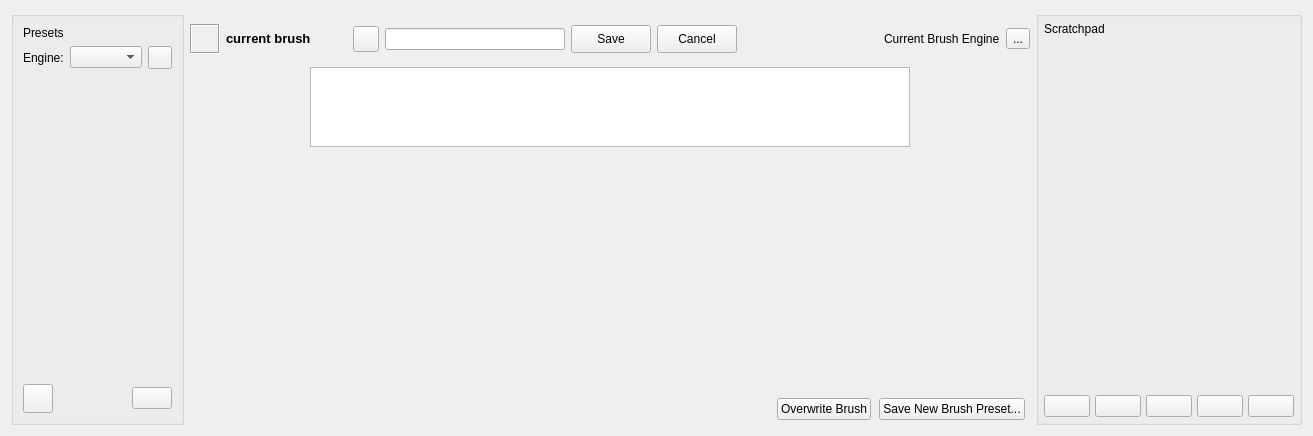
Before: the Qt Designer form libs/ui/forms/wdgpaintopsettings.ui in KDE/krita, drawn with Qt 5.
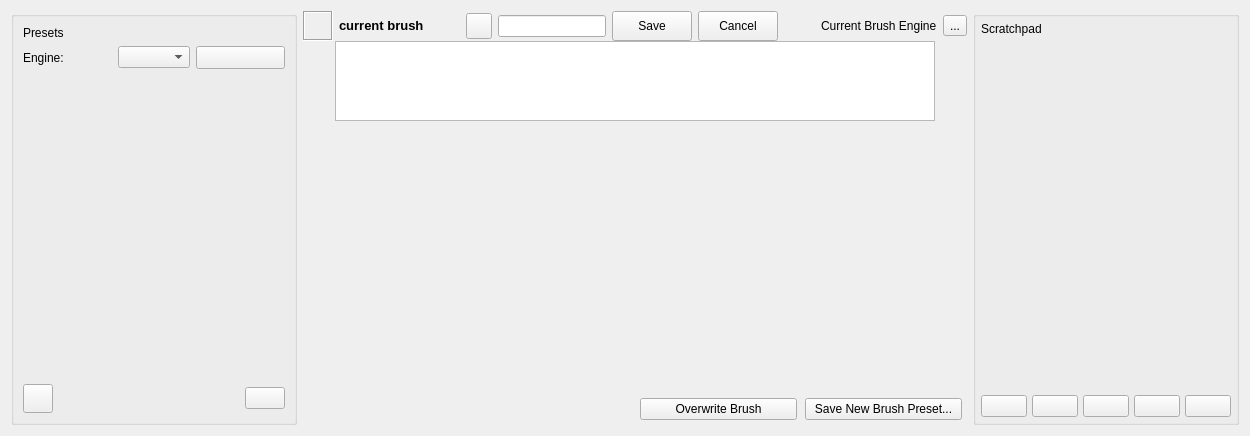
After: the same form once the commit is applied. Custom widgets are drawn as their Qt base class.

```diff
--- a/libs/ui/forms/wdgpaintopsettings.ui
+++ b/libs/ui/forms/wdgpaintopsettings.ui
@@ -6,10 +6,16 @@
    <rect>
     <x>0</x>
     <y>0</y>
-    <width>1313</width>
+    <width>1250</width>
     <height>436</height>
    </rect>
   </property>
+  <property name="sizePolicy">
+   <sizepolicy hsizetype="Minimum" vsizetype="Minimum">
+    <horstretch>0</horstretch>
+    <verstretch>0</verstretch>
+   </sizepolicy>
+  </property>
   <property name="windowTitle">
    <string>Brush Editor</string>
   </property>
@@ -125,7 +131,7 @@
           <property name="sizeHint" stdset="0">
            <size>
             <width>5</width>
-            <height>10</height>
+            <height>5</height>
            </size>
           </property>
          </spacer>
@@ -275,7 +281,7 @@
          <property name="maximumSize">
           <size>
            <width>26</width>
-           <height>26</height>
+           <height>16777215</height>
           </size>
          </property>
          <property name="text">
@@ -285,9 +291,15 @@
        </item>
        <item>
         <widget class="QLineEdit" name="renameBrushNameTextField">
+         <property name="sizePolicy">
+          <sizepolicy hsizetype="Minimum" vsizetype="Fixed">
+           <horstretch>0</horstretch>
+           <verstretch>0</verstretch>
+          </sizepolicy>
+         </property>
          <property name="minimumSize">
           <size>
-           <width>180</width>
+           <width>10</width>
            <height>0</height>
           </size>
          </property>
@@ -304,7 +316,7 @@
          <property name="maximumSize">
           <size>
            <width>16777215</width>
-           <height>28</height>
+           <height>16777215</height>
           </size>
          </property>
          <property name="text">
@@ -323,7 +335,7 @@
          <property name="maximumSize">
           <size>
            <width>16777215</width>
-           <height>28</height>
+           <height>16777215</height>
           </size>
          </property>
          <property name="text">
@@ -338,8 +350,8 @@
          </property>
          <property name="sizeHint" stdset="0">
           <size>
-           <width>148</width>
-           <height>56</height>
+           <width>5</width>
+           <height>5</height>
           </size>
          </property>
         </spacer>
@@ -372,7 +384,7 @@
        <item>
         <widget class="QLabel" name="currentBrushEngineLabel">
          <property name="sizePolicy">
-          <sizepolicy hsizetype="Fixed" vsizetype="Fixed">
+          <sizepolicy hsizetype="Minimum" vsizetype="Fixed">
            <horstretch>0</horstretch>
            <verstretch>0</verstretch>
           </sizepolicy>
@@ -406,8 +418,8 @@
          </property>
          <property name="minimumSize">
           <size>
-           <width>600</width>
-           <height>80</height>
+           <width>0</width>
+           <height>0</height>
           </size>
          </property>
          <property name="maximumSize">
@@ -502,7 +514,7 @@
          <item row="0" column="0">
           <widget class="KisLodAvailabilityWidget" name="wdgLodAvailability" native="true">
            <property name="sizePolicy">
-            <sizepolicy hsizetype="Preferred" vsizetype="Minimum">
+            <sizepolicy hsizetype="Minimum" vsizetype="Minimum">
              <horstretch>0</horstretch>
              <verstretch>0</verstretch>
             </sizepolicy>
@@ -522,10 +534,13 @@
          <property name="orientation">
           <enum>Qt::Horizontal</enum>
          </property>
+         <property name="sizeType">
+          <enum>QSizePolicy::Minimum</enum>
+         </property>
          <property name="sizeHint" stdset="0">
           <size>
-           <width>40</width>
-           <height>20</height>
+           <width>5</width>
+           <height>5</height>
           </size>
          </property>
         </spacer>
@@ -538,7 +553,7 @@
          <item>
           <widget class="QPushButton" name="saveBrushPresetButton">
            <property name="sizePolicy">
-            <sizepolicy hsizetype="Preferred" vsizetype="Minimum">
+            <sizepolicy hsizetype="Minimum" vsizetype="Minimum">
              <horstretch>0</horstretch>
              <verstretch>0</verstretch>
             </sizepolicy>
@@ -557,7 +572,7 @@
          <item>
           <widget class="QPushButton" name="saveNewBrushPresetButton">
            <property name="sizePolicy">
-            <sizepolicy hsizetype="Preferred" vsizetype="Minimum">
+            <sizepolicy hsizetype="Minimum" vsizetype="Minimum">
              <horstretch>0</horstretch>
              <verstretch>0</verstretch>
             </sizepolicy>
```
